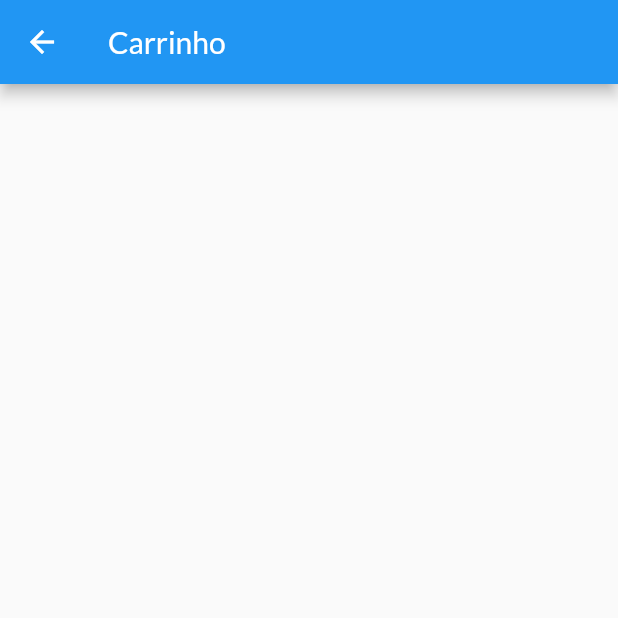
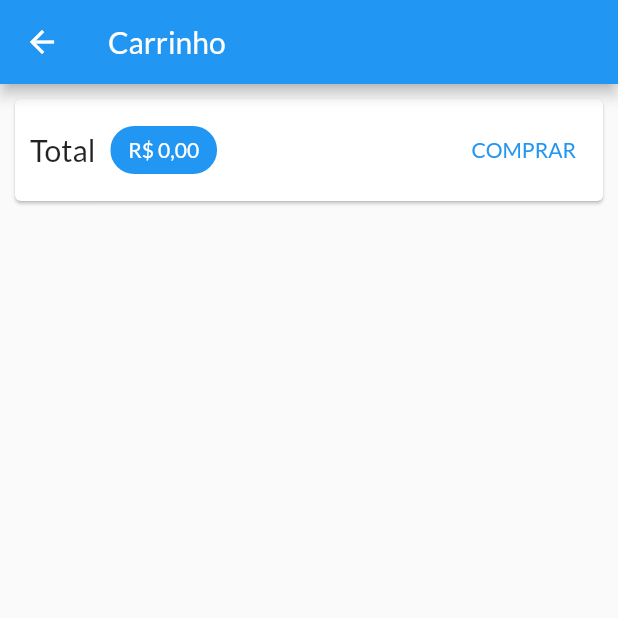
Before and after one commit to AlexBitar80/shop-app-flutter, a Flutter app: the CartPage screen opened by its route, on a phone screen of 412 x 824 dp, the top half of it. Run offline on Flutter 3.47's test engine with Material 2 defaults, Android fonts, the phone set to English and light mode, and no system bars; network calls fail.

Commit message:
built card with total cart value and added lib for formatting in currency format

```diff
--- a/lib/data/dummy_data.dart
+++ b/lib/data/dummy_data.dart
@@ -5,7 +5,7 @@ final dummyProducts = [
     id: 'p1',
     name: 'Red Shirt',
     description: 'A red shirt - it is pretty red!',
-    price: 2999,
+    price: 29.99,
     imageUrl:
         'https://cdn.pixabay.com/photo/2016/10/02/22/17/red-t-shirt-1710578_1280.jpg',
   ),
@@ -13,7 +13,7 @@ final dummyProducts = [
     id: 'p2',
     name: 'Trousers',
     description: 'A nice pair of trousers.',
-    price: 5999,
+    price: 59.99,
     imageUrl:
         'https://upload.wikimedia.org/wikipedia/commons/thumb/e/e8/Trousers%2C_dress_%28AM_1960.022-8%29.jpg/512px-Trousers%2C_dress_%28AM_1960.022-8%29.jpg',
   ),
@@ -21,14 +21,14 @@ final dummyProducts = [
     id: 'p3',
     name: 'Yellow Scarf',
     description: 'Warm and cozy - exactly what you need for the winter.',
-    price: 1999,
+    price: 19.99,
     imageUrl: 'https://live.staticflickr.com/4043/4438260868_cc79b3369d_z.jpg',
   ),
   Product(
     id: 'p4',
     name: 'A Pan',
     description: 'Prepare any meal you want.',
-    price: 4999,
+    price: 49.99,
     imageUrl:
         'https://upload.wikimedia.org/wikipedia/commons/thumb/1/14/Cast-Iron-Pan.jpg/1024px-Cast-Iron-Pan.jpg',
   ),
--- a/lib/models/cart.dart
+++ b/lib/models/cart.dart
@@ -12,8 +12,8 @@ class Cart with ChangeNotifier {
 
   int get itemCount => _items.length;
 
-  int get totalAmount {
-    int total = 0;
+  double get totalAmount {
+    double total = 0.0;
     _items.forEach((key, cartItem) {
       total += cartItem.price * cartItem.quantity;
     });
--- a/lib/models/cart_item.dart
+++ b/lib/models/cart_item.dart
@@ -2,7 +2,7 @@ class CartItem {
   final String id;
   final String name;
   final int quantity;
-  final int price;
+  final double price;
 
   CartItem({
     required this.id,
--- a/lib/models/product.dart
+++ b/lib/models/product.dart
@@ -4,7 +4,7 @@ class Product with ChangeNotifier {
   final String id;
   final String name;
   final String description;
-  final int price;
+  final double price;
   final String imageUrl;
   bool isFavorite;
 
--- a/lib/pages/cart_page.dart
+++ b/lib/pages/cart_page.dart
@@ -1,14 +1,77 @@
 import 'package:flutter/material.dart';
+import 'package:intl/intl.dart';
+import 'package:provider/provider.dart';
+
+import '../models/cart.dart';
 
 class CartPage extends StatelessWidget {
-  const CartPage({super.key});
+  const CartPage({
+    super.key,
+  });
 
   @override
   Widget build(BuildContext context) {
+    final Cart cart = Provider.of(context);
+    final items = cart.items.values.toList();
+    final formatCurrency = NumberFormat.simpleCurrency(
+      locale: 'pt_BR',
+    );
+
     return Scaffold(
       appBar: AppBar(
         title: const Text('Carrinho'),
       ),
+      body: Column(
+        children: [
+          Card(
+            margin: const EdgeInsets.all(10),
+            child: Padding(
+              padding: const EdgeInsets.all(10),
+              child: Row(
+                mainAxisAlignment: MainAxisAlignment.spaceBetween,
+                children: [
+                  const Text(
+                    "Total",
+                    style: TextStyle(
+                      fontSize: 20.0,
+                    ),
+                  ),
+                  const SizedBox(
+                    width: 10.0,
+                  ),
+                  Chip(
+                    backgroundColor: Theme.of(context).colorScheme.primary,
+                    label: Text(
+                      formatCurrency.format(cart.totalAmount),
+                      style: TextStyle(
+                        color: Theme.of(context).colorScheme.onPrimary,
+                      ),
+                    ),
+                  ),
+                  const Spacer(),
+                  TextButton(
+                    onPressed: () {},
+                    child: const Text("COMPRAR"),
+                  ),
+                ],
+              ),
+            ),
+          ),
+          Expanded(
+            child: Padding(
+              padding: const EdgeInsets.symmetric(
+                horizontal: 10.0,
+              ),
+              child: ListView.builder(
+                itemCount: items.length,
+                itemBuilder: (context, index) {
+                  return Text(items[index].name);
+                },
+              ),
+            ),
+          ),
+        ],
+      ),
     );
   }
 }
--- a/pubspec.yaml
+++ b/pubspec.yaml
@@ -31,6 +31,7 @@ dependencies:
   flutter:
     sdk: flutter
   provider: ^6.0.5
+  intl: ^0.18.1
 
   # The following adds the Cupertino Icons font to your application.
   # Use with the CupertinoIcons class for iOS style icons.
```
